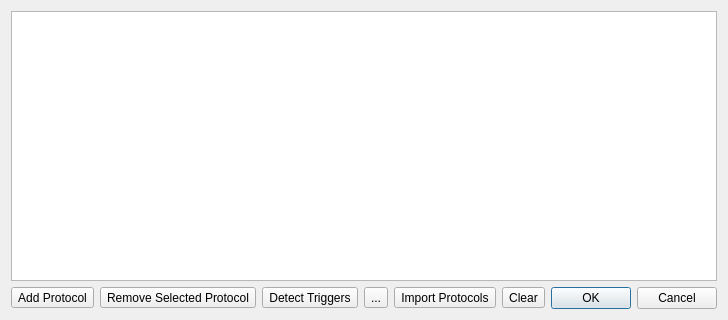
Qt form gui/protocoleditordialog.ui (ctigaret/scipyen) before a commit.
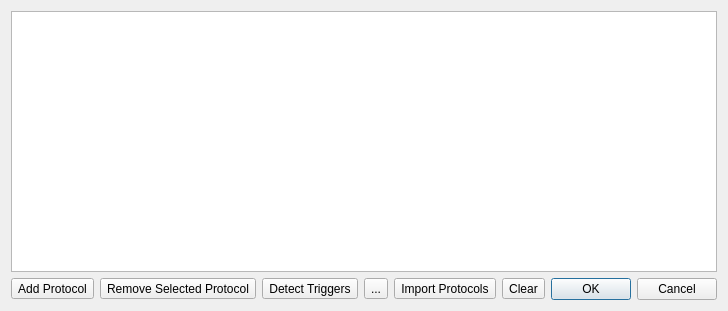
The same form after that commit. Icons and pictures are not drawn.

```diff
--- a/gui/protocoleditordialog.ui
+++ b/gui/protocoleditordialog.ui
@@ -6,8 +6,8 @@
    <rect>
     <x>0</x>
     <y>0</y>
-    <width>639</width>
-    <height>320</height>
+    <width>499</width>
+    <height>311</height>
    </rect>
   </property>
   <property name="windowTitle">
```
